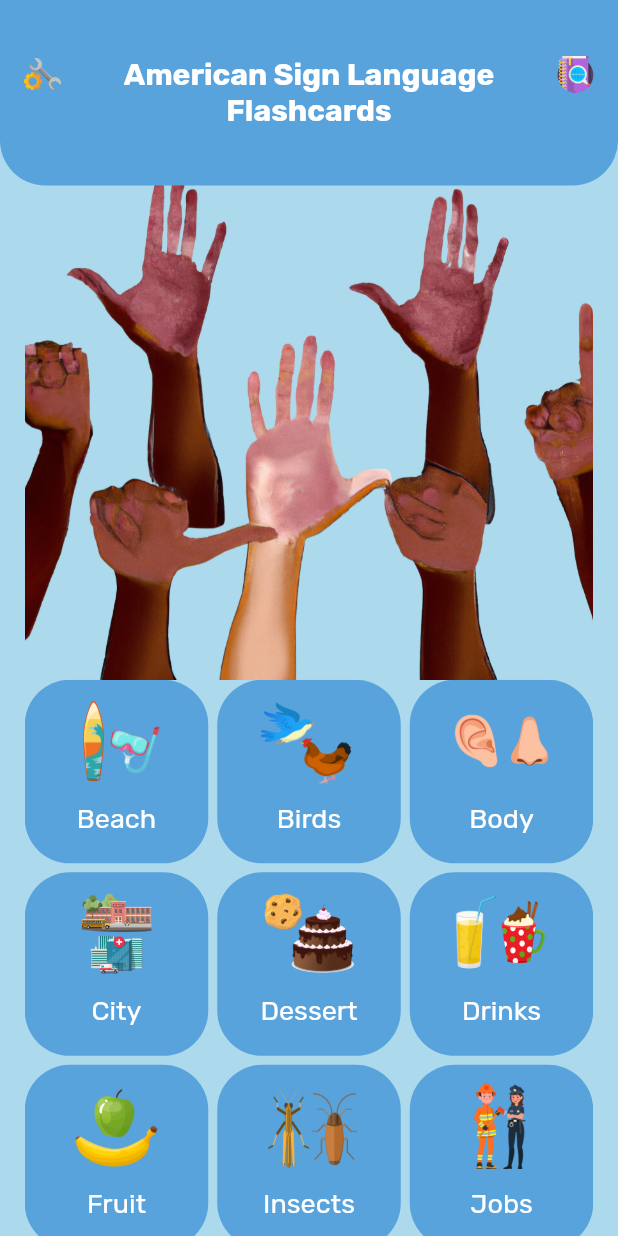
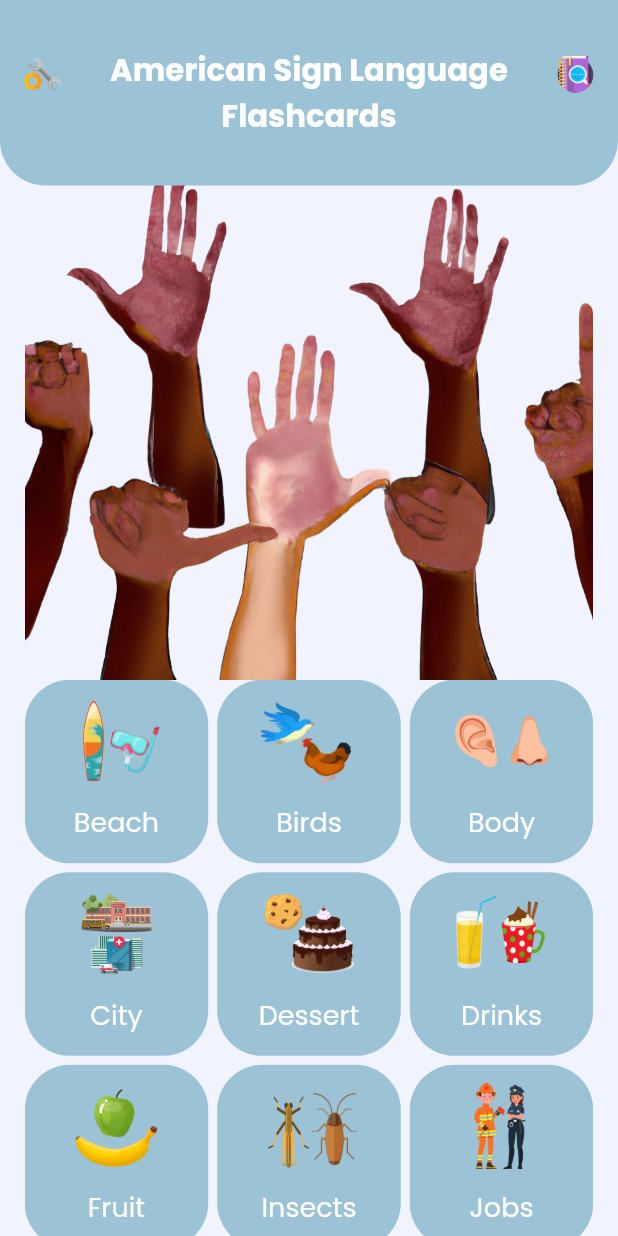
Before and after one commit to mcgrath-a/asl_asl_flashcards, a Flutter app: the screen it shows after launch, on a phone screen of 412 x 824 dp. Run offline on Flutter 3.47's test engine with Material 2 defaults, Android fonts, the light colour scheme and no system bars; our stand-ins replace google_fonts.

Commit message:
change color theme and font theme

```diff
--- a/lib/configs/constants.dart
+++ b/lib/configs/constants.dart
@@ -1,6 +1,8 @@
 import 'package:flutter/material.dart';
 
-const Color klightBlue = Color.fromARGB(255, 173, 217, 236);
-const Color kBlue = Color.fromARGB(255, 88, 163, 220);
+const Color klightBlue = Color.fromARGB(255, 241, 244, 255);
+const Color kBlue = Color.fromARGB(255, 156, 195, 213);
 
+//Color.fromARGB(255, 88, 163, 220);
+//00203FFF
 const double kIconPadding = 0.06;
--- a/lib/configs/themes.dart
+++ b/lib/configs/themes.dart
@@ -10,14 +10,15 @@ final appTheme = ThemeData(
     bodyMedium:TextStyle(
       color: Colors.white,
       fontSize: 18, //google fonts to choose fonts
-      fontFamily: GoogleFonts.rubik().fontFamily
+      fontFamily: GoogleFonts.poppins().fontFamily
     )
   ),
 appBarTheme: AppBarTheme(
   titleTextStyle: TextStyle(
-      fontFamily: GoogleFonts.rubik().fontFamily,
-      fontSize: 20,
-    fontWeight: FontWeight.bold,
+      fontFamily: GoogleFonts.poppins().fontFamily,
+      fontSize: 20.5,
+      fontWeight: FontWeight.bold,
+
   ),
       color: kBlue,
 ),
```
Also changed, not shown: 3 other files.
